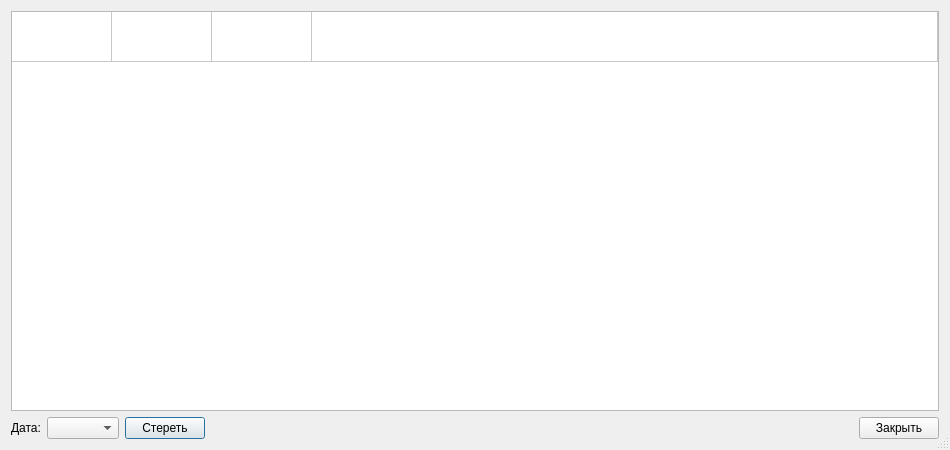
Qt form logsystem.ui (coolshou/wifisoftap) before a commit.
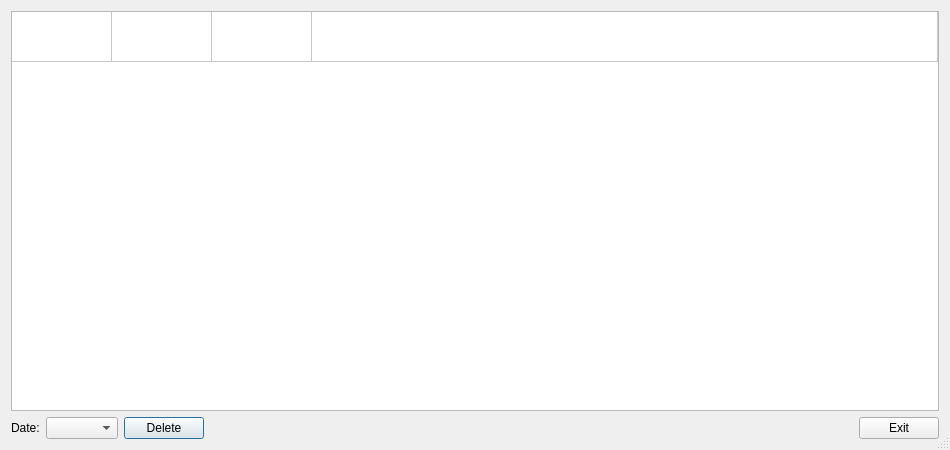
The same form after that commit.

Patch:
```diff
--- a/logsystem.ui
+++ b/logsystem.ui
@@ -45,7 +45,7 @@
        <item>
         <widget class="QLabel" name="LabelLogWindowDataSet">
          <property name="text">
-          <string>Дата:</string>
+          <string>Date:</string>
          </property>
         </widget>
        </item>
@@ -55,7 +55,7 @@
        <item>
         <widget class="QPushButton" name="DelLog">
          <property name="text">
-          <string>Стереть</string>
+          <string>Delete</string>
          </property>
         </widget>
        </item>
@@ -75,7 +75,7 @@
        <item>
         <widget class="QPushButton" name="ExitLogButton">
          <property name="text">
-          <string>Закрыть</string>
+          <string>Exit</string>
          </property>
         </widget>
        </item>
```
Left out of the diff: 8 changed lines with no effect on the pictures.
